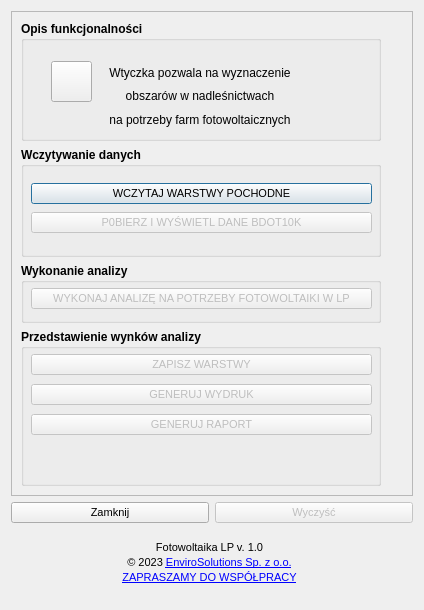
The window that photovoltaics_LP_dialog_base.ui (envirosolutionspl/pv_las) describes before a commit, drawn with Qt 5.
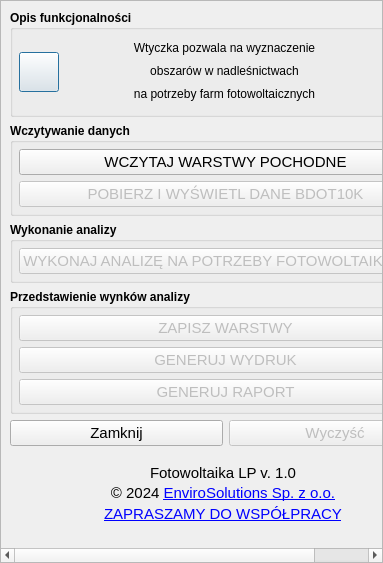
The same window after the commit. Icons and pictures are not drawn.

Commit message: zmienienie polityki rozmiaru okna #10

Patch:
```diff
--- a/photovoltaics_LP_dialog_base.ui
+++ b/photovoltaics_LP_dialog_base.ui
@@ -9,16 +9,10 @@
    <rect>
     <x>0</x>
     <y>0</y>
-    <width>424</width>
-    <height>610</height>
+    <width>383</width>
+    <height>563</height>
    </rect>
   </property>
-  <property name="maximumSize">
-   <size>
-    <width>424</width>
-    <height>610</height>
-   </size>
-  </property>
   <property name="windowTitle">
    <string>Fotowoltaika LP</string>
   </property>
@@ -27,125 +21,35 @@
     <normaloff>:/plugins/photovoltaics_LP/icons/fotowoltaika.png</normaloff>:/plugins/photovoltaics_LP/icons/fotowoltaika.png</iconset>
   </property>
   <layout class="QGridLayout" name="gridLayout_3">
+   <property name="leftMargin">
+    <number>0</number>
+   </property>
+   <property name="topMargin">
+    <number>0</number>
+   </property>
+   <property name="rightMargin">
+    <number>0</number>
+   </property>
+   <property name="bottomMargin">
+    <number>0</number>
+   </property>
    <item row="0" column="0">
-    <layout class="QVBoxLayout" name="verticalLayout">
-     <item>
-      <layout class="QHBoxLayout" name="horizontalLayout">
-       <item>
-        <widget class="QScrollArea" name="form_scrollArea">
-         <property name="sizePolicy">
-          <sizepolicy hsizetype="Preferred" vsizetype="Expanding">
-           <horstretch>0</horstretch>
-           <verstretch>0</verstretch>
-          </sizepolicy>
-         </property>
-         <property name="maximumSize">
-          <size>
-           <width>16777215</width>
-           <height>16777</height>
-          </size>
-         </property>
-         <property name="verticalScrollBarPolicy">
-          <enum>Qt::ScrollBarAsNeeded</enum>
-         </property>
-         <property name="sizeAdjustPolicy">
-          <enum>QAbstractScrollArea::AdjustToContents</enum>
-         </property>
+    <widget class="QScrollArea" name="scrollArea">
          <property name="widgetResizable">
           <bool>true</bool>
          </property>
-         <widget class="QWidget" name="scrollAreaWidgetContents_2">
+     <widget class="QWidget" name="scrollAreaWidgetContents">
           <property name="geometry">
            <rect>
             <x>0</x>
             <y>0</y>
-            <width>394</width>
-            <height>427</height>
-           </rect>
-          </property>
-          <layout class="QGridLayout" name="gridLayout_2">
-           <item row="1" column="0" colspan="2">
-            <widget class="QGroupBox" name="selectionLayersGB">
-             <property name="maximumSize">
-              <size>
-               <width>360</width>
-               <height>110</height>
-              </size>
-             </property>
-             <property name="font">
-              <font>
-               <weight>75</weight>
-               <bold>true</bold>
-              </font>
-             </property>
-             <property name="title">
-              <string>Wczytywanie danych</string>
-             </property>
-             <widget class="QWidget" name="verticalLayoutWidget">
-              <property name="geometry">
-               <rect>
-                <x>10</x>
-                <y>20</y>
-                <width>341</width>
-                <height>53</height>
-               </rect>
-              </property>
-              <layout class="QVBoxLayout" name="verticalLayout_2">
+        <width>381</width>
+        <height>561</height>
+       </rect>
+      </property>
+      <layout class="QVBoxLayout" name="verticalLayout_5">
                <item>
-                <widget class="QPushButton" name="pobierzWarstwyPochodneBtn">
-                 <property name="font">
-                  <font>
-                   <pointsize>8</pointsize>
-                   <weight>50</weight>
-                   <bold>false</bold>
-                  </font>
-                 </property>
-                 <property name="text">
-                  <string>WCZYTAJ WARSTWY POCHODNE</string>
-                 </property>
-                </widget>
-               </item>
-              </layout>
-             </widget>
-             <widget class="QWidget" name="horizontalLayoutWidget">
-              <property name="geometry">
-               <rect>
-                <x>10</x>
-                <y>60</y>
-                <width>341</width>
-                <height>32</height>
-               </rect>
-              </property>
-              <layout class="QHBoxLayout" name="horizontalLayout_3">
-               <item>
-                <widget class="QPushButton" name="wczytajBdot10kBtn">
-                 <property name="enabled">
-                  <bool>false</bool>
-                 </property>
-                 <property name="font">
-                  <font>
-                   <pointsize>8</pointsize>
-                   <weight>50</weight>
-                   <bold>false</bold>
-                  </font>
-                 </property>
-                 <property name="text">
-                  <string>P0BIERZ I WYŚWIETL DANE BDOT10K</string>
-                 </property>
-                </widget>
-               </item>
-              </layout>
-             </widget>
-            </widget>
-           </item>
-           <item row="0" column="0" colspan="2">
             <widget class="QGroupBox" name="functionalDescriptionGB">
-             <property name="maximumSize">
-              <size>
-               <width>360</width>
-               <height>120</height>
-              </size>
-             </property>
              <property name="font">
               <font>
                <weight>75</weight>
@@ -155,112 +59,26 @@
              <property name="title">
               <string>Opis funkcjonalności </string>
              </property>
-             <widget class="QWidget" name="layoutWidget">
-              <property name="geometry">
-               <rect>
-                <x>70</x>
-                <y>40</y>
-                <width>220</width>
-                <height>73</height>
-               </rect>
-              </property>
-              <layout class="QHBoxLayout" name="horizontalLayout_4">
-               <property name="spacing">
-                <number>4</number>
-               </property>
+         <layout class="QHBoxLayout" name="horizontalLayout">
                <property name="leftMargin">
-                <number>2</number>
+           <number>6</number>
                </property>
                <property name="topMargin">
-                <number>2</number>
+           <number>6</number>
                </property>
                <property name="rightMargin">
-                <number>4</number>
+           <number>6</number>
                </property>
                <property name="bottomMargin">
-                <number>5</number>
+           <number>6</number>
                </property>
                <item>
-                <layout class="QGridLayout" name="gridLayout_4">
-                 <item row="2" column="0">
-                  <widget class="QLabel" name="label_59">
-                   <property name="font">
-                    <font>
-                     <weight>50</weight>
-                     <bold>false</bold>
-                    </font>
-                   </property>
-                   <property name="text">
-                    <string>na potrzeby farm fotowoltaicznych</string>
-                   </property>
-                   <property name="alignment">
-                    <set>Qt::AlignCenter</set>
-                   </property>
-                  </widget>
-                 </item>
-                 <item row="1" column="0">
-                  <widget class="QLabel" name="label_58">
-                   <property name="font">
-                    <font>
-                     <weight>50</weight>
-                     <bold>false</bold>
-                    </font>
-                   </property>
-                   <property name="text">
-                    <string>obszarów w nadleśnictwach</string>
-                   </property>
-                   <property name="alignment">
-                    <set>Qt::AlignCenter</set>
-                   </property>
-                  </widget>
-                 </item>
-                 <item row="0" column="0">
-                  <widget class="QLabel" name="label_57">
-                   <property name="font">
-                    <font>
-                     <weight>50</weight>
-                     <bold>false</bold>
-                    </font>
-                   </property>
-                   <property name="text">
-                    <string>Wtyczka pozwala na wyznaczenie</string>
-                   </property>
-                   <property name="alignment">
-                    <set>Qt::AlignCenter</set>
-                   </property>
-                  </widget>
-                 </item>
-                </layout>
-               </item>
-              </layout>
-             </widget>
-             <widget class="QLabel" name="label_5">
-              <property name="geometry">
-               <rect>
-                <x>290</x>
-                <y>30</y>
-                <width>50</width>
-                <height>50</height>
-               </rect>
-              </property>
-              <property name="text">
-               <string/>
-              </property>
-              <property name="pixmap">
-               <pixmap>icons/fotowoltaika.png</pixmap>
-              </property>
-              <property name="scaledContents">
-               <bool>true</bool>
-              </property>
-             </widget>
              <widget class="QPushButton" name="helpBtn">
-              <property name="geometry">
-               <rect>
-                <x>30</x>
-                <y>40</y>
-                <width>41</width>
-                <height>41</height>
-               </rect>
+            <property name="maximumSize">
+             <size>
+              <width>40</width>
+              <height>40</height>
+             </size>
               </property>
               <property name="autoFillBackground">
                <bool>true</bool>
@@ -276,19 +94,225 @@
                </size>
               </property>
              </widget>
-            </widget>
-           </item>
-           <item row="4" column="0" colspan="2">
+          </item>
+          <item>
+           <layout class="QHBoxLayout" name="horizontalLayout_5">
+            <property name="spacing">
+             <number>4</number>
+            </property>
+            <property name="leftMargin">
+             <number>2</number>
+            </property>
+            <property name="topMargin">
+             <number>2</number>
+            </property>
+            <property name="rightMargin">
+             <number>4</number>
+            </property>
+            <property name="bottomMargin">
+             <number>5</number>
+            </property>
+            <item>
+             <layout class="QGridLayout" name="gridLayout_9">
+              <item row="2" column="0">
+               <widget class="QLabel" name="label_61">
+                <property name="font">
+                 <font>
+                  <weight>50</weight>
+                  <bold>false</bold>
+                 </font>
+                </property>
+                <property name="text">
+                 <string>na potrzeby farm fotowoltaicznych</string>
+                </property>
+                <property name="alignment">
+                 <set>Qt::AlignCenter</set>
+                </property>
+               </widget>
+              </item>
+              <item row="1" column="0">
+               <widget class="QLabel" name="label_62">
+                <property name="font">
+                 <font>
+                  <weight>50</weight>
+                  <bold>false</bold>
+                 </font>
+                </property>
+                <property name="text">
+                 <string>obszarów w nadleśnictwach</string>
+                </property>
+                <property name="alignment">
+                 <set>Qt::AlignCenter</set>
+                </property>
+               </widget>
+              </item>
+              <item row="0" column="0">
+               <widget class="QLabel" name="label_63">
+                <property name="font">
+                 <font>
+                  <weight>50</weight>
+                  <bold>false</bold>
+                 </font>
+                </property>
+                <property name="text">
+                 <string>Wtyczka pozwala na wyznaczenie</string>
+                </property>
+                <property name="alignment">
+                 <set>Qt::AlignCenter</set>
+                </property>
+               </widget>
+              </item>
+             </layout>
+            </item>
+           </layout>
+          </item>
+          <item>
+           <widget class="QLabel" name="label_6">
+            <property name="maximumSize">
+             <size>
+              <width>40</width>
+              <height>40</height>
+             </size>
+            </property>
+            <property name="text">
+             <string/>
+            </property>
+            <property name="pixmap">
+             <pixmap>icons/fotowoltaika.png</pixmap>
+            </property>
+            <property name="scaledContents">
+             <bool>true</bool>
+            </property>
+            <property name="margin">
+             <number>2</number>
+            </property>
+           </widget>
+          </item>
+         </layout>
+        </widget>
+       </item>
+       <item>
+        <widget class="QGroupBox" name="selectionLayersGB">
+         <property name="sizePolicy">
+          <sizepolicy hsizetype="Preferred" vsizetype="Maximum">
+           <horstretch>0</horstretch>
+           <verstretch>0</verstretch>
+          </sizepolicy>
+         </property>
+         <property name="font">
+          <font>
+           <weight>75</weight>
+           <bold>true</bold>
+          </font>
+         </property>
+         <property name="title">
+          <string>Wczytywanie danych</string>
+         </property>
+         <layout class="QVBoxLayout" name="verticalLayout">
+          <property name="leftMargin">
+           <number>6</number>
+          </property>
+          <property name="topMargin">
+           <number>6</number>
+          </property>
+          <property name="rightMargin">
+           <number>6</number>
+          </property>
+          <property name="bottomMargin">
+           <number>6</number>
+          </property>
+          <item>
+           <widget class="QPushButton" name="pobierzWarstwyPochodneBtn">
+            <property name="font">
+             <font>
+              <pointsize>11</pointsize>
+              <weight>50</weight>
+              <bold>false</bold>
+             </font>
+            </property>
+            <property name="text">
+             <string>WCZYTAJ WARSTWY POCHODNE</string>
+            </property>
+           </widget>
+          </item>
+          <item>
+           <widget class="QPushButton" name="wczytajBdot10kBtn">
+            <property name="enabled">
+             <bool>false</bool>
+            </property>
+            <property name="font">
+             <font>
+              <pointsize>11</pointsize>
+              <weight>50</weight>
+              <bold>false</bold>
+             </font>
+            </property>
+            <property name="text">
+             <string>POBIERZ I WYŚWIETL DANE BDOT10K</string>
+            </property>
+           </widget>
+          </item>
+         </layout>
+        </widget>
+       </item>
+       <item>
+        <widget class="QGroupBox" name="assigningFieldsGB">
+         <property name="enabled">
+          <bool>true</bool>
+         </property>
+         <property name="sizePolicy">
+          <sizepolicy hsizetype="Preferred" vsizetype="Maximum">
+           <horstretch>0</horstretch>
+           <verstretch>0</verstretch>
+          </sizepolicy>
+         </property>
+         <property name="font">
+          <font>
+           <weight>75</weight>
+           <bold>true</bold>
+          </font>
+         </property>
+         <property name="title">
+          <string>Wykonanie analizy</string>
+         </property>
+         <layout class="QVBoxLayout" name="verticalLayout_3">
+          <property name="leftMargin">
+           <number>6</number>
+          </property>
+          <property name="topMargin">
+           <number>6</number>
+          </property>
+          <property name="rightMargin">
+           <number>6</number>
+          </property>
+          <property name="bottomMargin">
+           <number>6</number>
+          </property>
+          <item>
+           <widget class="QPushButton" name="analizaBtn">
+            <property name="enabled">
+             <bool>false</bool>
+            </property>
+            <property name="font">
+             <font>
+              <pointsize>11</pointsize>
+              <weight>50</weight>
+              <bold>false</bold>
+             </font>
+            </property>
+            <property name="text">
+             <string>WYKONAJ ANALIZĘ NA POTRZEBY FOTOWOLTAIKI W LP</string>
+            </property>
+           </widget>
+          </item>
+         </layout>
+        </widget>
+       </item>
+       <item>
             <widget class="QGroupBox" name="assigningFieldsGB_2">
              <property name="enabled">
               <bool>true</bool>
              </property>
-             <property name="maximumSize">
-              <size>
-               <width>360</width>
-               <height>175</height>
-              </size>
-             </property>
              <property name="font">
               <font>
                <weight>75</weight>
@@ -301,45 +325,19 @@
              <property name="flat">
               <bool>false</bool>
              </property>
-             <widget class="QWidget" name="horizontalLayoutWidget_6">
-              <property name="geometry">
-               <rect>
-                <x>10</x>
-                <y>50</y>
-                <width>341</width>
-                <height>32</height>
-               </rect>
-              </property>
-              <layout class="QHBoxLayout" name="horizontalLayout_21">
-               <item>
-                <widget class="QPushButton" name="wydrukBtn">
-                 <property name="enabled">
-                  <bool>false</bool>
-                 </property>
-                 <property name="font">
-                  <font>
-                   <pointsize>8</pointsize>
-                   <weight>50</weight>
-                   <bold>false</bold>
-                  </font>
-                 </property>
-                 <property name="text">
-                  <string>GENERUJ WYDRUK</string>
-                 </property>
-                </widget>
-               </item>
-              </layout>
-             </widget>
-             <widget class="QWidget" name="horizontalLayoutWidget_8">
-              <property name="geometry">
-               <rect>
-                <x>10</x>
-                <y>20</y>
-                <width>341</width>
-                <height>32</height>
-               </rect>
-              </property>
-              <layout class="QHBoxLayout" name="horizontalLayout_22">
+         <layout class="QVBoxLayout" name="verticalLayout_4">
+          <property name="leftMargin">
+           <number>6</number>
+          </property>
+          <property name="topMargin">
+           <number>6</number>
+          </property>
+          <property name="rightMargin">
+           <number>6</number>
+          </property>
+          <property name="bottomMargin">
+           <number>6</number>
+          </property>
                <item>
                 <widget class="QPushButton" name="zapisBtn">
                  <property name="enabled">
@@ -347,7 +345,7 @@
                  </property>
                  <property name="font">
                   <font>
-                   <pointsize>8</pointsize>
+              <pointsize>11</pointsize>
                    <weight>50</weight>
                    <bold>false</bold>
                   </font>
@@ -357,18 +355,23 @@
                  </property>
                 </widget>
                </item>
-              </layout>
-             </widget>
-             <widget class="QWidget" name="horizontalLayoutWidget_7">
-              <property name="geometry">
-               <rect>
-                <x>10</x>
-                <y>80</y>
-                <width>341</width>
-                <height>32</height>
-               </rect>
-              </property>
-              <layout class="QHBoxLayout" name="horizontalLayout_23">
+          <item>
+           <widget class="QPushButton" name="wydrukBtn">
+            <property name="enabled">
+             <bool>false</bool>
+            </property>
+            <property name="font">
+             <font>
+              <pointsize>11</pointsize>
+              <weight>50</weight>
+              <bold>false</bold>
+             </font>
+            </property>
+            <property name="text">
+             <string>GENERUJ WYDRUK</string>
+            </property>
+           </widget>
+          </item>
                <item>
                 <widget class="QPushButton" name="raportBtn">
                  <property name="enabled">
@@ -376,7 +379,7 @@
                  </property>
                  <property name="font">
                   <font>
-                   <pointsize>8</pointsize>
+              <pointsize>11</pointsize>
                    <weight>50</weight>
                    <bold>false</bold>
                   </font>
@@ -388,72 +391,12 @@
                </item>
               </layout>
              </widget>
-            </widget>
-           </item>
-           <item row="3" column="0" colspan="2">
-            <widget class="QGroupBox" name="assigningFieldsGB">
-             <property name="enabled">
-              <bool>true</bool>
-             </property>
-             <property name="maximumSize">
-              <size>
-               <width>360</width>
-               <height>60</height>
-              </size>
-             </property>
-             <property name="font">
-              <font>
-               <weight>75</weight>
-               <bold>true</bold>
-              </font>
-             </property>
-             <property name="title">
-              <string>Wykonanie analizy</string>
-             </property>
-             <widget class="QWidget" name="horizontalLayoutWidget_5">
-              <property name="geometry">
-               <rect>
-                <x>10</x>
-                <y>20</y>
-                <width>341</width>
-                <height>32</height>
-               </rect>
-              </property>
-              <layout class="QHBoxLayout" name="horizontalLayout_6">
+       </item>
                <item>
-                <widget class="QPushButton" name="analizaBtn">
-                 <property name="enabled">
-                  <bool>false</bool>
-                 </property>
-                 <property name="font">
-                  <font>
-                   <pointsize>8</pointsize>
-                   <weight>50</weight>
-                   <bold>false</bold>
-                  </font>
-                 </property>
-                 <property name="text">
-                  <string>WYKONAJ ANALIZĘ NA POTRZEBY FOTOWOLTAIKI W LP</string>
-                 </property>
-                </widget>
-               </item>
-              </layout>
-             </widget>
-            </widget>
-           </item>
-          </layout>
-         </widget>
-        </widget>
-       </item>
-      </layout>
-     </item>
-    </layout>
-   </item>
-   <item row="2" column="0">
-    <layout class="QFormLayout" name="formLayout"/>
-   </item>
-   <item row="1" column="0">
     <layout class="QHBoxLayout" name="horizontalLayout_7">
+         <property name="sizeConstraint">
+          <enum>QLayout::SetDefaultConstraint</enum>
+         </property>
      <item>
       <widget class="QPushButton" name="zamknijBtn">
        <property name="enabled">
@@ -461,7 +404,7 @@
        </property>
        <property name="font">
         <font>
-         <pointsize>8</pointsize>
+             <pointsize>11</pointsize>
         </font>
        </property>
        <property name="text">
@@ -476,7 +419,7 @@
        </property>
        <property name="font">
         <font>
-         <pointsize>8</pointsize>
+             <pointsize>11</pointsize>
         </font>
        </property>
        <property name="text">
@@ -486,7 +429,7 @@
      </item>
     </layout>
    </item>
-   <item row="3" column="0">
+       <item>
     <layout class="QHBoxLayout" name="horizontalLayout_8">
      <property name="spacing">
       <number>3</number>
@@ -551,7 +494,7 @@
             <widget class="QLabel" name="lbl_pluginVersion_2">
              <property name="font">
               <font>
-               <pointsize>8</pointsize>
+                   <pointsize>11</pointsize>
               </font>
              </property>
              <property name="text">
@@ -566,11 +509,11 @@
             <widget class="QLabel" name="lbl_copyrights_2">
              <property name="font">
               <font>
-               <pointsize>8</pointsize>
+                   <pointsize>11</pointsize>
               </font>
              </property>
              <property name="text">
-              <string>&lt;html&gt;&lt;head/&gt;&lt;body&gt;&lt;p&gt;© 2023 &lt;a href=&quot;http://www.envirosolutions.pl/&quot;&gt;&lt;span style=&quot; text-decoration: underline; color:#0000ff;&quot;&gt;EnviroSolutions Sp. z o.o.&lt;/span&gt;&lt;/a&gt;&lt;/p&gt;&lt;/body&gt;&lt;/html&gt;</string>
+                  <string>&lt;html&gt;&lt;head/&gt;&lt;body&gt;&lt;p&gt;© 2024 &lt;a href=&quot;http://www.envirosolutions.pl/&quot;&gt;&lt;span style=&quot; text-decoration: underline; color:#0000ff;&quot;&gt;EnviroSolutions Sp. z o.o.&lt;/span&gt;&lt;/a&gt;&lt;/p&gt;&lt;/body&gt;&lt;/html&gt;</string>
              </property>
              <property name="textFormat">
               <enum>Qt::RichText</enum>
@@ -592,7 +535,7 @@
           <widget class="QLabel" name="lbl_email_2">
            <property name="font">
             <font>
-             <pointsize>8</pointsize>
+                 <pointsize>11</pointsize>
             </font>
            </property>
            <property name="text">
@@ -637,7 +580,7 @@
          </property>
          <property name="font">
           <font>
-           <pointsize>19</pointsize>
+               <pointsize>11</pointsize>
           </font>
          </property>
          <property name="mouseTracking">
@@ -660,6 +603,10 @@
       </layout>
      </item>
     </layout>
+       </item>
+      </layout>
+     </widget>
+    </widget>
    </item>
   </layout>
  </widget>
```
Left out of the diff: 6 changed lines with no effect on the pictures. Lines whose indentation alone changed are shown as unchanged.
